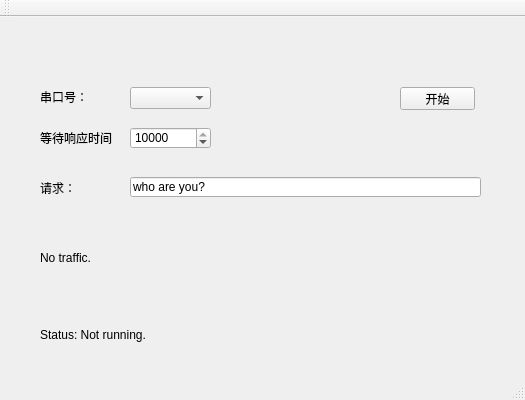
Qt form Serial/serial.ui (Tsingbing/QBX_Widget) before a commit.
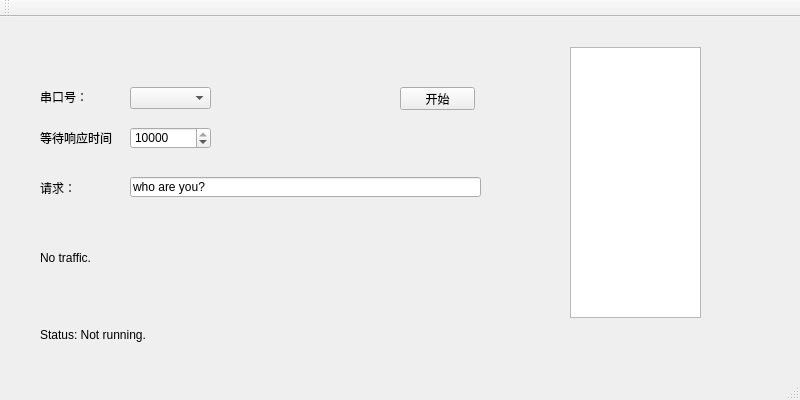
The same form after that commit.

```diff
--- a/Serial/serial.ui
+++ b/Serial/serial.ui
@@ -6,7 +6,7 @@
    <rect>
     <x>0</x>
     <y>0</y>
-    <width>525</width>
+    <width>800</width>
     <height>400</height>
    </rect>
   </property>
@@ -131,6 +131,16 @@
      <string>Status: Not running.</string>
     </property>
    </widget>
+   <widget class="QTextEdit" name="showDate">
+    <property name="geometry">
+     <rect>
+      <x>570</x>
+      <y>30</y>
+      <width>131</width>
+      <height>271</height>
+     </rect>
+    </property>
+   </widget>
   </widget>
   <widget class="QMenuBar" name="menuBar">
    <property name="geometry">
```
Left out of the diff: 2 changed lines with no effect on the pictures.
